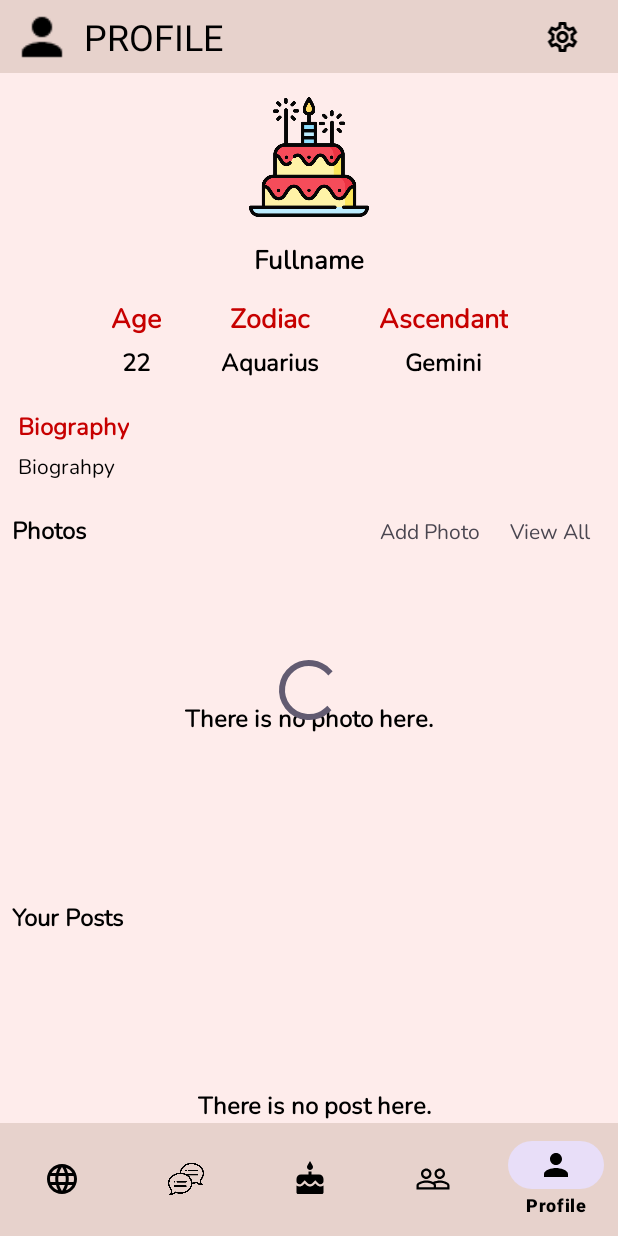
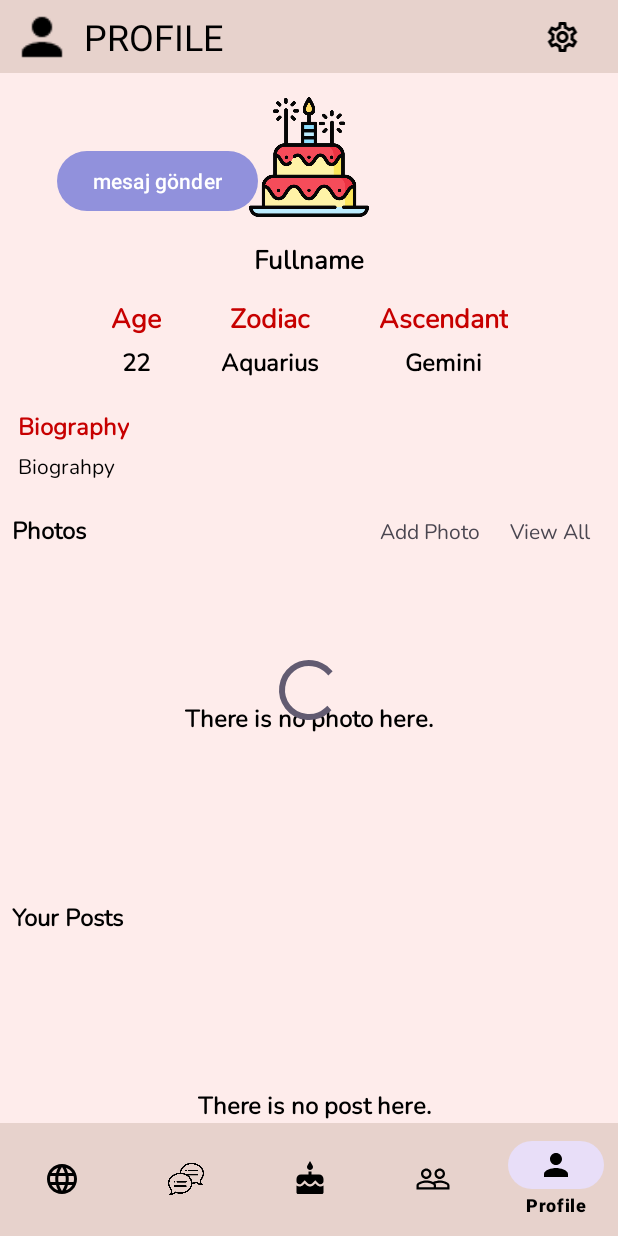
Before and after one commit to EmirPetek/AstroMatch, an Android app: the ProfileFragment screen opened through its navigation route, on a phone screen of 412 x 824 dp. Run offline under Robolectric (Android 15) with nearby library versions, the light colour scheme and no system bars; our stand-ins replace Firebase (no records; nobody signed in at launch, a user with empty details on screens opened directly), navigation-ui; pictures from the network do not load; Roboto replaces fonts that are not available here; 2 statements that could not run were skipped.

Commit message:
profile fragment send msg button added

```diff
--- a/app/src/main/java/com/emirpetek/mybirthdayreminder/ui/fragment/profile/ProfileFragment.kt
+++ b/app/src/main/java/com/emirpetek/mybirthdayreminder/ui/fragment/profile/ProfileFragment.kt
@@ -55,6 +55,12 @@ class ProfileFragment : Fragment() {
         if(!userID.isNullOrEmpty() && userID != auth.currentUser?.uid){ // user is anyUser
 
             bindAnyUser()
+            binding.buttonProfileFragmentSendMessage.setOnClickListener {
+                val bundle : Bundle = Bundle().apply {
+                    putString("anotherUserID", userID)
+                }
+                findNavController().navigate(R.id.action_profileFragment_to_messagesFragment,bundle)
+            }
             userType = "anyUser"
         }else { // own user
             bindOwnUser()
--- a/app/src/main/res/layout/fragment_profile.xml
+++ b/app/src/main/res/layout/fragment_profile.xml
@@ -97,6 +97,16 @@
                     app:layout_constraintEnd_toEndOf="parent"
                     app:layout_constraintStart_toStartOf="parent"
                     app:layout_constraintTop_toBottomOf="@+id/imageViewProfilePhoto" />
+
+                <Button
+                    android:id="@+id/buttonProfileFragmentSendMessage"
+                    android:layout_width="wrap_content"
+                    android:layout_height="wrap_content"
+                    android:layout_marginStart="38dp"
+                    android:layout_marginTop="48dp"
+                    android:text="mesaj gönder"
+                    app:layout_constraintStart_toStartOf="parent"
+                    app:layout_constraintTop_toTopOf="parent" />
 
             </androidx.constraintlayout.widget.ConstraintLayout>
 
--- a/app/src/main/res/navigation/nav_graph.xml
+++ b/app/src/main/res/navigation/nav_graph.xml
@@ -58,6 +58,9 @@
         <action
             android:id="@+id/action_profileFragment_to_profileGalleryViewAllFragment"
             app:destination="@id/profileGalleryViewAllFragment" />
+        <action
+            android:id="@+id/action_profileFragment_to_messagesFragment"
+            app:destination="@id/messagesFragment" />
     </fragment>
     <fragment
         android:id="@+id/socialFragment"
@@ -159,4 +162,9 @@
         android:name="com.emirpetek.mybirthdayreminder.ui.fragment.chats.ChatListFragment"
         android:label="fragment_chat_list"
         tools:layout="@layout/fragment_chat_list" />
+    <fragment
+        android:id="@+id/messagesFragment"
+        android:name="com.emirpetek.mybirthdayreminder.ui.fragment.messages.MessagesFragment"
+        android:label="fragment_messages"
+        tools:layout="@layout/fragment_messages" />
 </navigation>
```
